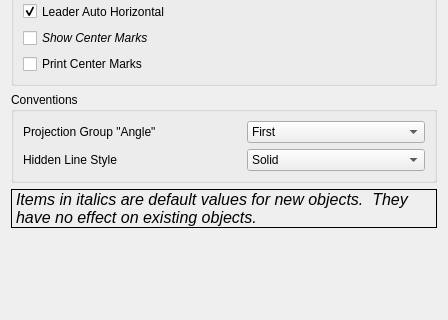
This is src/Mod/TechDraw/Gui/DlgPrefsTechDraw3.ui in berndhahnebach/All_FreeCAD as Qt 5 draws it before an edit; both pictures show x 0 to 448 and y 580 to 900 of the 448 by 1152 pixel window. The edited form follows.
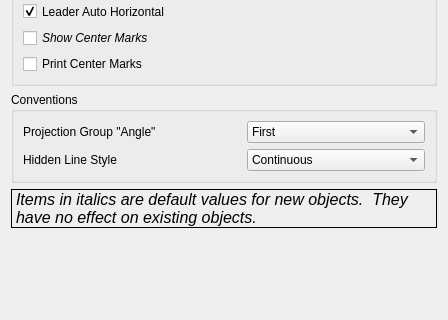
This is the edited form. Icons and pictures are not drawn. Custom widgets are drawn as their Qt base class.

Commit message: [TD]use "continuous" for solid lines

```diff
--- a/src/Mod/TechDraw/Gui/DlgPrefsTechDraw3.ui
+++ b/src/Mod/TechDraw/Gui/DlgPrefsTechDraw3.ui
@@ -1075,7 +1075,7 @@
           </property>
           <item>
            <property name="text">
-            <string>Solid</string>
+            <string>Continuous</string>
            </property>
           </item>
           <item>
```
Left out of the diff: 4 changed lines with no effect on the pictures. The commit also changes 4 other files.
